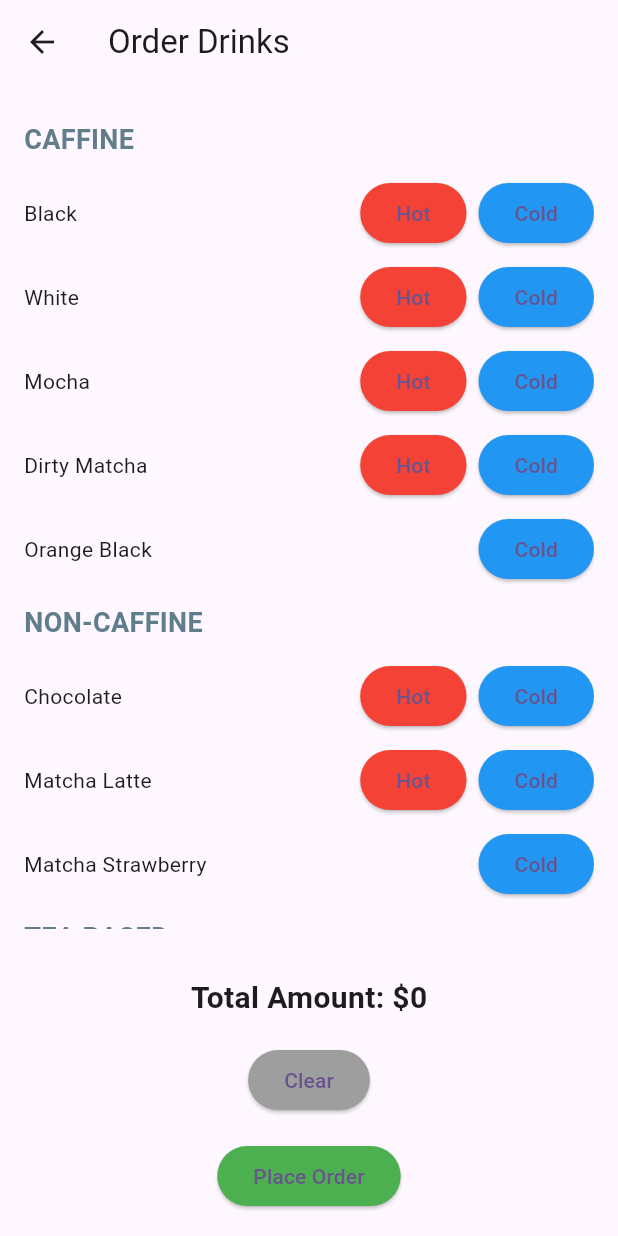
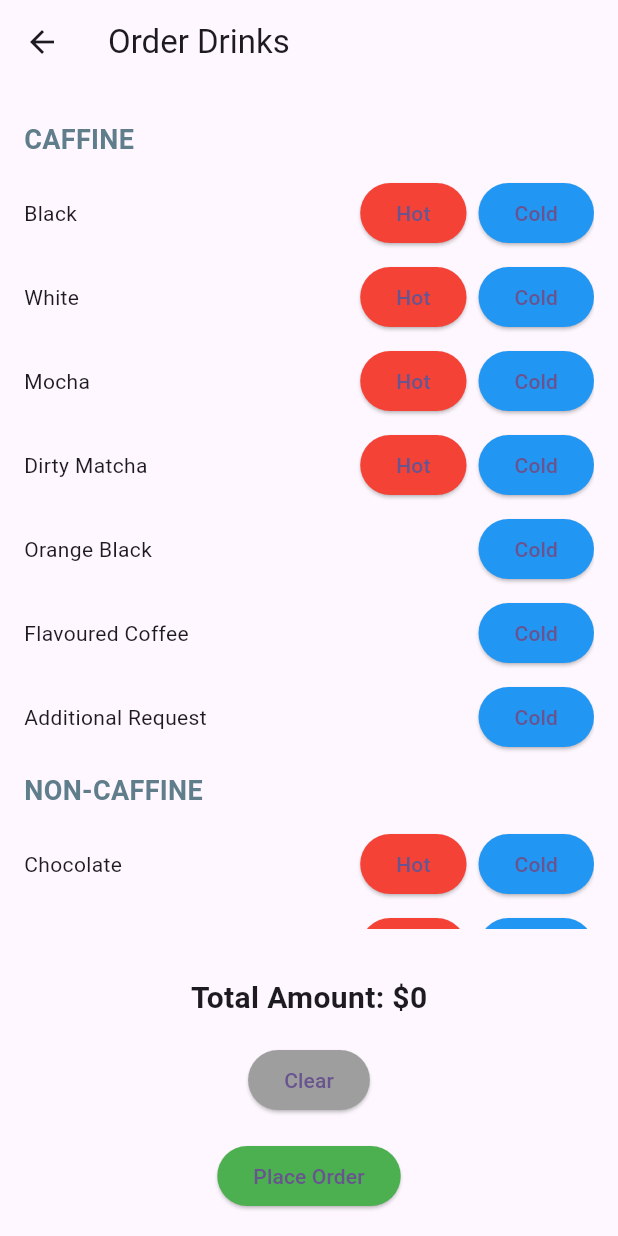
Before and after one commit to MLWongGit/wnb_app, a Flutter app: the OrderPage screen opened directly, on a phone screen of 412 x 824 dp. Run offline on Flutter 3.47's test engine with Material 3 defaults, Android fonts, the phone set to English and light mode, and no system bars; our stand-ins replace cloud_firestore, connectivity_plus, firebase_core; accounts and stored records are empty.

Commit message:
Add new +1 option

```diff
--- a/lib/views/order_page.dart
+++ b/lib/views/order_page.dart
@@ -24,6 +24,8 @@ class _OrderPageState extends State<OrderPage> {
     Drink(name: 'Mocha', type: 'CAFFINE', hotPrice: 13, coldPrice: 14),
     Drink(name: 'Dirty Matcha', type: 'CAFFINE', hotPrice: 14, coldPrice: 15),
     Drink(name: 'Orange Black', type: 'CAFFINE', hotPrice: 0, coldPrice: 11),
+    Drink(name: 'Flavoured Coffee', type: 'CAFFINE', hotPrice: 0, coldPrice: 2),
+    Drink(name: 'Additional Request', type: 'CAFFINE', hotPrice: 0, coldPrice: 1),
 
     //NON-CAFFINE
     Drink(name: 'Chocolate', type: 'NON-CAFFINE', hotPrice: 12, coldPrice: 13),
@@ -41,6 +43,7 @@ class _OrderPageState extends State<OrderPage> {
     Drink(name: 'Strawberry', type: 'SPARKLING', hotPrice: 0, coldPrice: 15),
     Drink(name: 'Pineapple', type: 'SPARKLING', hotPrice: 0, coldPrice: 15),
     Drink(name: 'Mint Sour Plum', type: 'SPARKLING', hotPrice: 0, coldPrice: 15),
+    Drink(name: 'Lychee', type: 'SPARKLING', hotPrice: 0, coldPrice: 15),
 
     //TEA BAG
     Drink(name: 'Tea bag', type: 'TEA BAG', hotPrice: 6, coldPrice: 7)
```
